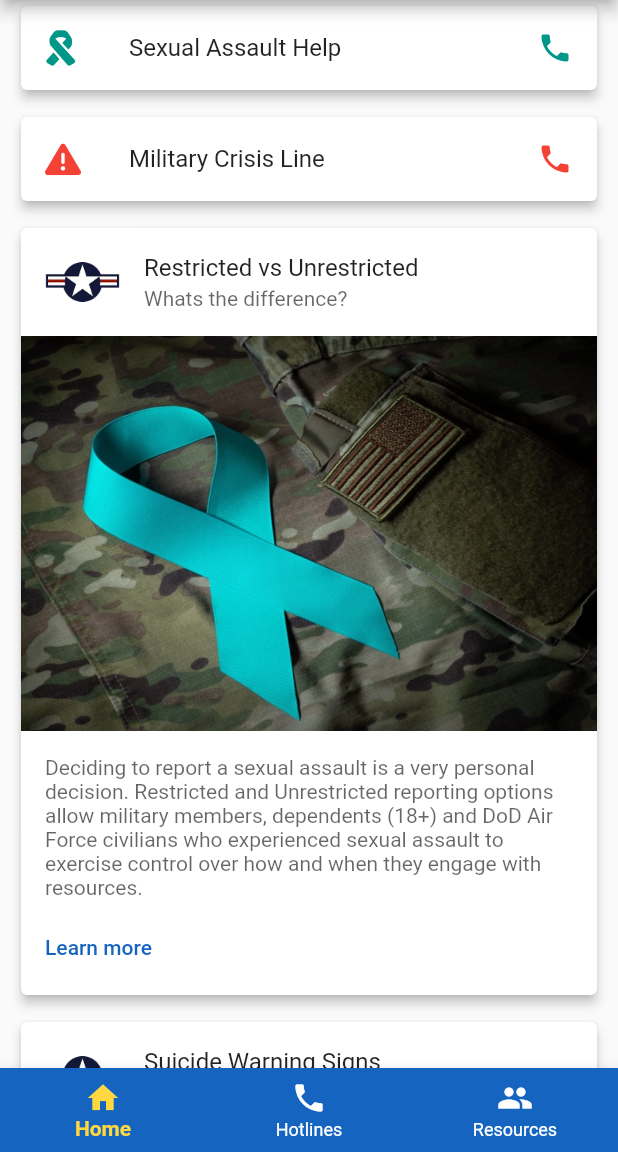
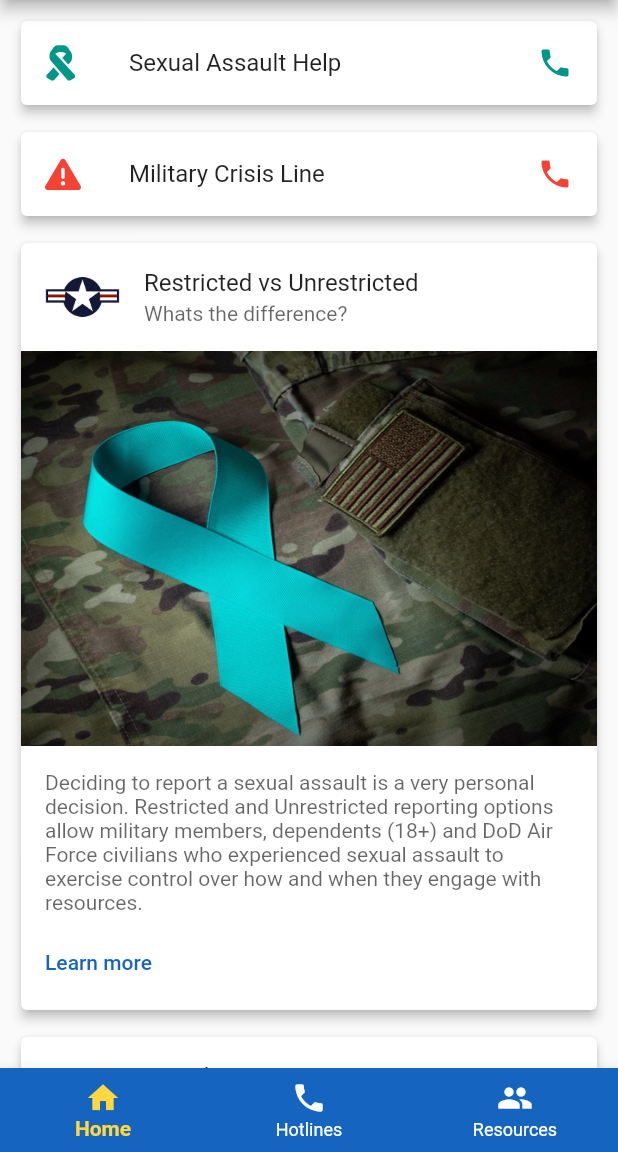
Before and after one commit to bfemmer/switchboard, a Flutter app: the screen it shows after launch, on a phone screen of 412 x 824 dp, the part 84-1236 px from its top. Run offline on Flutter 3.47's test engine with Material 2 defaults, Android fonts, the phone set to English and light mode, and no system bars; our stand-ins replace font_awesome_flutter, sqflite; accounts and stored records are empty.

Commit message:
Small UI update.

```diff
--- a/lib/presentation/home_page.dart
+++ b/lib/presentation/home_page.dart
@@ -16,8 +16,7 @@ class HomePage extends StatelessWidget {
         child: ListView(
           children: [
             Padding(
-              padding:
-                  const EdgeInsets.only(left: 10.0, right: 10.0, bottom: 10.0),
+              padding: const EdgeInsets.all(10.0),
               child: Card(
                 elevation: 3.0,
                 child: ListTile(
```
